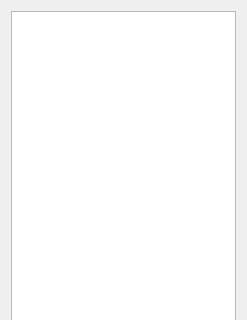
shaan7/Kapotah, file ui/peerdialog.ui: the form before one commit; both pictures show x 0 to 247 and y 0 to 320 of the 247 by 473 pixel window.
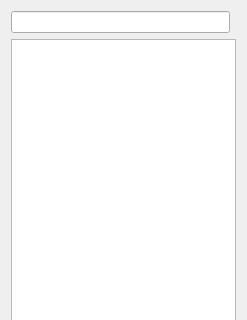
The form after the commit.

Diff of the .ui file:
```diff
--- a/ui/peerdialog.ui
+++ b/ui/peerdialog.ui
@@ -19,15 +19,18 @@
   <property name="layoutDirection">
    <enum>Qt::LeftToRight</enum>
   </property>
-  <layout class="QVBoxLayout" name="verticalLayout">
-   <item>
+  <layout class="QGridLayout" name="gridLayout_2">
+   <item row="0" column="0">
+    <widget class="QLineEdit" name="nameEdit"/>
+   </item>
+   <item row="1" column="0" colspan="2">
     <widget class="QListView" name="peersListView">
      <property name="selectionMode">
       <enum>QAbstractItemView::MultiSelection</enum>
      </property>
     </widget>
    </item>
-   <item>
+   <item row="2" column="0" colspan="2">
     <layout class="QGridLayout" name="gridLayout">
      <item row="0" column="0">
       <widget class="QToolButton" name="refreshButton">
```
Left out of the diff: 7 changed lines with no effect on the pictures.
